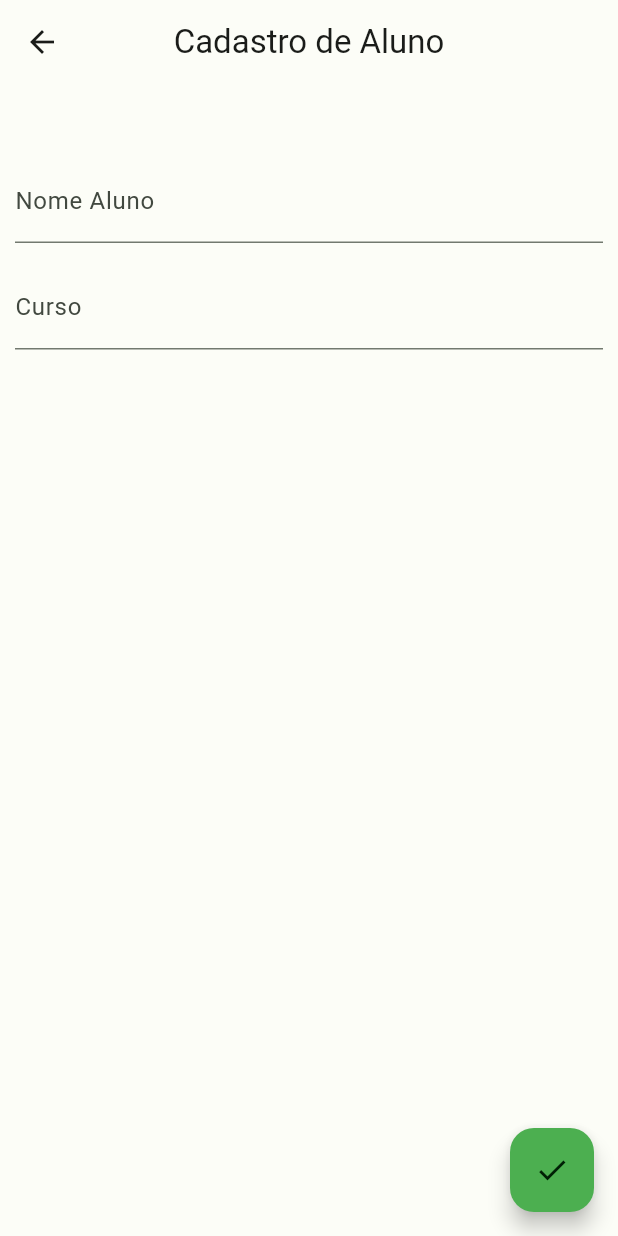
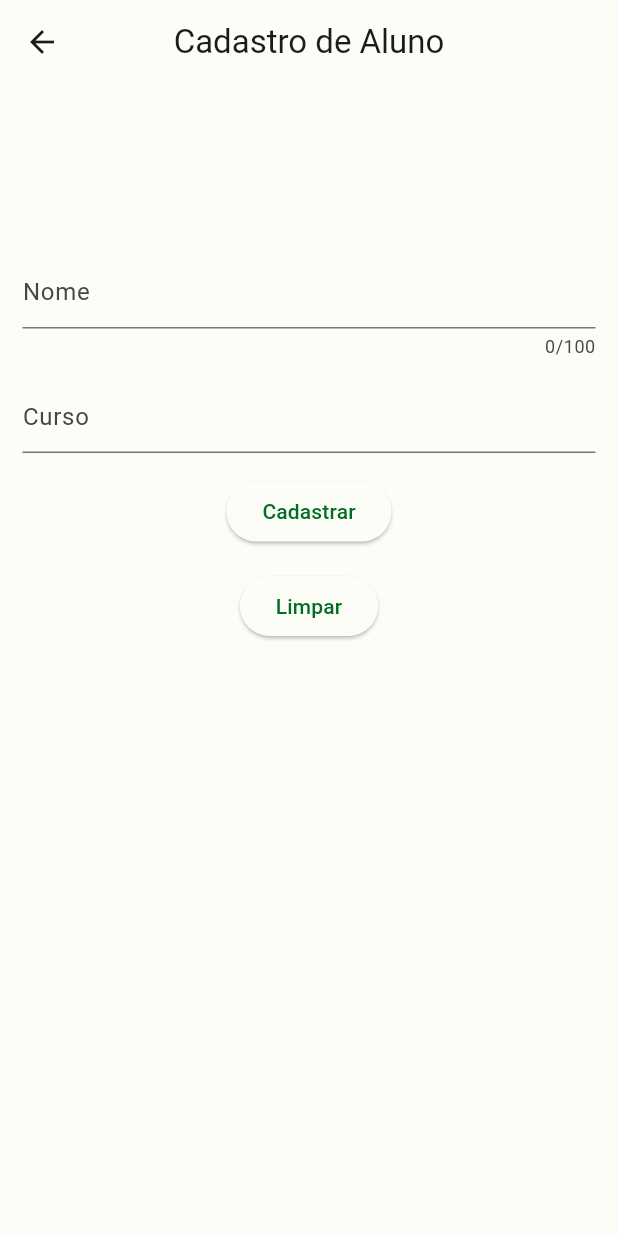
Before and after one commit to yagoborges/gerenciador_turma2, a Flutter app: the AlunoForm screen opened by its route, on a phone screen of 412 x 824 dp. Run offline on Flutter 3.47's test engine with Material 2 defaults, Android fonts, the phone set to English and light mode, and no system bars; our stand-ins replace shared_preferences; accounts and stored records are empty.

Commit message:
last version

```diff
--- a/lib/src/aluno/aluno_form.dart
+++ b/lib/src/aluno/aluno_form.dart
@@ -1,88 +1,122 @@
 import 'package:flutter/material.dart';
+import 'package:gerenciador_turma/src/aluno/aluno_page.dart';
 import 'package:gerenciador_turma/src/aluno/entity_aluno.dart';
+
 import 'package:gerenciador_turma/src/database/database_helper_aluno.dart';
 
 class AlunoForm extends StatelessWidget {
-  AlunoForm({Key? key}) : super(key: key);
-  final dBHelper = DatabaseHelperAluno.instance;
-  //print(dBHelper.buscar())
-  final GlobalKey<FormState> _key = GlobalKey();
-  late Aluno aluno = Aluno(cod_aluno: null, nome_aluno: '', curso: '');
-
-  Widget nomeAluno() {
-    var controllerNome = TextEditingController();
-    return TextFormField(
-      decoration: const InputDecoration(labelText: 'Nome Aluno'),
-      controller: controllerNome,
-      onSaved: (String? val) {
-        aluno.nome_aluno = val!;
-      },
-    );
-  }
-
-  Widget cursoAluno() {
-    var controllerCurso = TextEditingController();
-    return TextFormField(
-      decoration: const InputDecoration(labelText: 'Curso'),
-      controller: controllerCurso,
-      onSaved: (String? val) {
-        aluno.curso = val!;
-      },
-    );
-  }
+  GlobalKey<FormState> _key = GlobalKey();
+  bool _validate = false;
+  late String nome, curso;
+  final dbHelper = DatabaseHelperAluno.instance;
+  Aluno? aluno;
 
   @override
   Widget build(BuildContext context) {
+    //var _back = LoginBack(context);
     return Scaffold(
       appBar: AppBar(
         title: Text('Cadastro de Aluno'),
       ),
-      body: Padding(
-        padding: EdgeInsets.all(10),
-        child: Form(
-          key: _key,
-          child: Column(
-            children: [
-              const SizedBox(
-                height: 40,
-              ),
-              nomeAluno(),
-              const SizedBox(
-                height: 15,
-              ),
-              cursoAluno(),
-              const SizedBox(
-                height: 40,
-              ),
-            ],
+      body: SingleChildScrollView(
+        child: Container(
+          margin: EdgeInsets.all(15.0),
+          child: Form(
+            key: _key,
+            autovalidateMode: AutovalidateMode.onUserInteraction,
+            // child: _formUI(context, _back),
+            child: _formUI(context),
           ),
         ),
-      ),
-      floatingActionButton: FloatingActionButton(
-        backgroundColor: Colors.green,
-        onPressed: () {
-          _salvar(_key);
-        },
-        child: const Icon(Icons.check),
       ),
     );
   }
 
-  _salvar(GlobalKey key) async {
+  //Widget _formUI(BuildContext context, LoginBack _back) {
+  Widget _formUI(BuildContext context) {
+    var _loginController = TextEditingController();
+    var _loginController2 = TextEditingController();
+
+    if (ModalRoute.of(context)!.settings.arguments != null) {
+      aluno = ModalRoute.of(context)!.settings.arguments as Aluno;
+    }
+
+    if (aluno == null) {
+      print('aluno nulo');
+    } else {
+      //_loginController.text = _back.usuario.email!;
+      // _loginController2.text = _back.usuario.password!;
+    }
+
+    return Column(
+      children: <Widget>[
+        const SizedBox(
+          height: 100,
+        ),
+        TextFormField(
+          controller: _loginController,
+          decoration: InputDecoration(hintText: 'Nome'),
+          maxLength: 100,
+          //validator: _validarEmail,
+          onSaved: (String? val) {
+            nome = val!;
+            //(newValue) => _back.contato.nome = newValue;
+          },
+        ),
+        const SizedBox(
+          height: 15,
+        ),
+        TextFormField(
+            controller: _loginController2,
+            decoration: InputDecoration(hintText: 'Curso'),
+            //validator: _validarSenha,
+            onSaved: (String? val) {
+              curso = val!;
+              //(newValue) => _back.contato.idade = newValue;
+            }),
+        SizedBox(height: 15.0),
+        ElevatedButton(
+          onPressed: () async {
+            var teste = await _sendForm();
+            if (teste == true) {
+              Navigator.pop(context);
+              Navigator.push(context,
+                  MaterialPageRoute(builder: (context) => AlunoPage()));
+            }
+          },
+          child: Text('Cadastrar'),
+        ),
+        const SizedBox(
+          height: 15,
+        ),
+        ElevatedButton(
+            onPressed: () {
+              _loginController.clear();
+              _loginController2.clear();
+            },
+            child: Text('Limpar'))
+      ],
+    );
+  }
+
+//TO DO: login enviar para o back
+//conferir como usar o jwt
+  //_sendForm(BuildContext context) async{
+  Future<bool> _sendForm() async {
     if (_key.currentState!.validate()) {
       // Sem erros na validação
       _key.currentState!.save();
-      print("Nome ${aluno.nome_aluno}");
-      print("Nome ${aluno.curso}");
 
-      var alunoBd = Aluno(
-          cod_aluno: aluno?.cod_aluno,
-          nome_aluno: aluno.nome_aluno,
-          curso: aluno.curso);
-      final id = await dBHelper.salvar(aluno);
-      print('linha inserida id: $id');
+      Aluno alunoBanco =
+          Aluno(cod_aluno: aluno?.cod_aluno, nome_aluno: nome, curso: curso);
+
+      var response = await dbHelper.salvar(alunoBanco);
+
+      return true;
     } else {
+      //  _validate = true;
       print('erro de validação');
+      return false;
     }
   }
 }
--- a/lib/src/aluno/entity_aluno.dart
+++ b/lib/src/aluno/entity_aluno.dart
@@ -1,7 +1,7 @@
 class Aluno {
-  dynamic? cod_aluno;
+  dynamic cod_aluno;
   String? nome_aluno;
-  dynamic? curso;
+  dynamic curso;
 
-  Aluno({required this.cod_aluno, required nome_aluno, required curso});
+  Aluno({this.cod_aluno, this.nome_aluno, this.curso});
 }
--- a/lib/src/database/database_helper_aluno.dart
+++ b/lib/src/database/database_helper_aluno.dart
@@ -1,5 +1,4 @@
 import 'dart:convert';
-
 import 'package:gerenciador_turma/src/aluno/entity_aluno.dart';
 import 'package:shared_preferences/shared_preferences.dart';
 import 'package:http/http.dart' as http;
@@ -14,7 +13,7 @@ class DatabaseHelperAluno {
     return prefs.getString('token');
   }
 
-  var uriREST = Uri.parse('http://192.168.0.139:8080/alunos');
+  var uriREST = Uri.parse('http://localhost:8080/alunos');
 
   //grava os dados no banco
   salvar(Aluno aluno) async {
@@ -25,12 +24,6 @@ class DatabaseHelperAluno {
       'Authorization': 'Bearer $testeToken'
     };
     print('O cabeçalho é: $headers');
-    var alunoJson = jsonEncode({
-      'matricula': aluno.cod_aluno,
-      'nome_aluno': aluno.nome_aluno,
-      'curso': aluno.curso
-    });
-    print('JSON ALUNO: $alunoJson');
 
     var statusCode = 0;
     var resposta;
@@ -38,12 +31,12 @@ class DatabaseHelperAluno {
     if (aluno.cod_aluno == null) {
       print('Código do aluno Nulo');
       //fazer as alterações para os campos de alunos
-
+      var alunoJson =
+          jsonEncode({'nome_aluno': aluno.nome_aluno, 'curso': aluno.curso});
+      print('JSON ALUNO: $alunoJson');
       resposta = await http.post(uriREST, headers: headers, body: alunoJson);
-      print(resposta.toString());
     } else {
-      print('Entrou no else.');
-      alunoJson = jsonEncode({
+      var alunoJson = jsonEncode({
         'matricula': aluno.cod_aluno,
         'nome_aluno': aluno.nome_aluno,
         'curso': aluno.curso
@@ -59,7 +52,7 @@ class DatabaseHelperAluno {
     final SharedPreferences prefs = await SharedPreferences.getInstance();
     var token = prefs.getString('token');
 
-    var uriREST2 = Uri.parse('http://192.168.0.139:8080/alunos');
+    var uriREST2 = Uri.parse('http://localhost:8080/alunos');
     var header = {
       'Content-Type': 'application/json',
       'Authorization': 'Bearer $token'
@@ -93,7 +86,7 @@ class DatabaseHelperAluno {
     final SharedPreferences prefs = await SharedPreferences.getInstance();
     var token = prefs.getString('token');
 
-    var uriREST3 = Uri.parse('http://192.168.0.139:8080/alunos/$id');
+    var uriREST3 = Uri.parse('http://localhost:8080/alunos/$id');
     var header = {
       'Content-Type': 'application/json',
       'Authorization': 'Bearer $token'
```
Also changed, not shown: lib/src/disciplina/disciplina_form.dart (+7 -9 lines), 2 other files.
